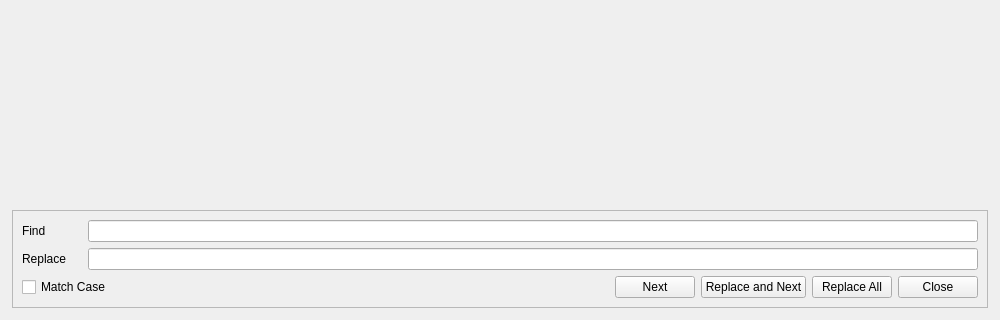
kipr/kiss, file ui/SourceFile.ui: the form before one commit; both pictures show x 0 to 1000 and y 217 to 537 of the 1000 by 537 pixel window.
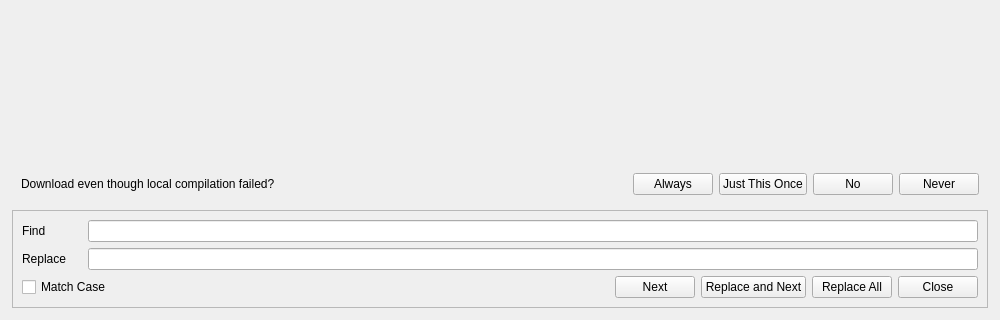
The form after the commit. Icons and pictures are not drawn. Custom widgets are drawn as their Qt base class.

The edit to the form file:
```diff
--- a/ui/SourceFile.ui
+++ b/ui/SourceFile.ui
@@ -13,7 +13,7 @@
   <property name="windowTitle">
    <string>Form</string>
   </property>
-  <layout class="QVBoxLayout" name="verticalLayout" stretch="1,0">
+  <layout class="QVBoxLayout" name="verticalLayout" stretch="1,0,0">
    <property name="margin">
     <number>12</number>
    </property>
@@ -28,6 +28,56 @@
      <layout class="QVBoxLayout" name="verticalLayout_2"/>
     </widget>
    </item>
+   <item>
+    <widget class="QFrame" name="ui_localCompileFailed">
+     <property name="frameShape">
+      <enum>QFrame::NoFrame</enum>
+     </property>
+     <property name="frameShadow">
+      <enum>QFrame::Raised</enum>
+     </property>
+     <property name="lineWidth">
+      <number>1</number>
+     </property>
+     <layout class="QHBoxLayout" name="horizontalLayout_4" stretch="1,0,0,0,0">
+      <item>
+       <widget class="QLabel" name="label_3">
+        <property name="text">
+         <string>Download even though local compilation failed?</string>
+        </property>
+       </widget>
+      </item>
+      <item>
+       <widget class="QPushButton" name="ui_always">
+        <property name="text">
+         <string>Always</string>
+        </property>
+       </widget>
+      </item>
+      <item>
+       <widget class="QPushButton" name="ui_yes">
+        <property name="text">
+         <string>Just This Once</string>
+        </property>
+       </widget>
+      </item>
+      <item>
+       <widget class="QPushButton" name="ui_no">
+        <property name="text">
+         <string>No</string>
+        </property>
+       </widget>
+      </item>
+      <item>
+       <widget class="QPushButton" name="ui_never">
+        <property name="text">
+         <string>Never</string>
+        </property>
+       </widget>
+      </item>
+     </layout>
+    </widget>
+   </item>
    <item>
     <widget class="QFrame" name="ui_findFrame">
      <property name="frameShape">
```
